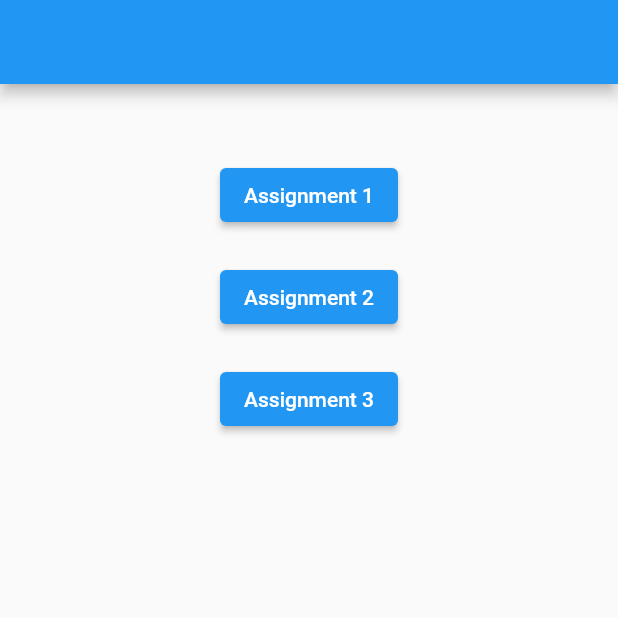
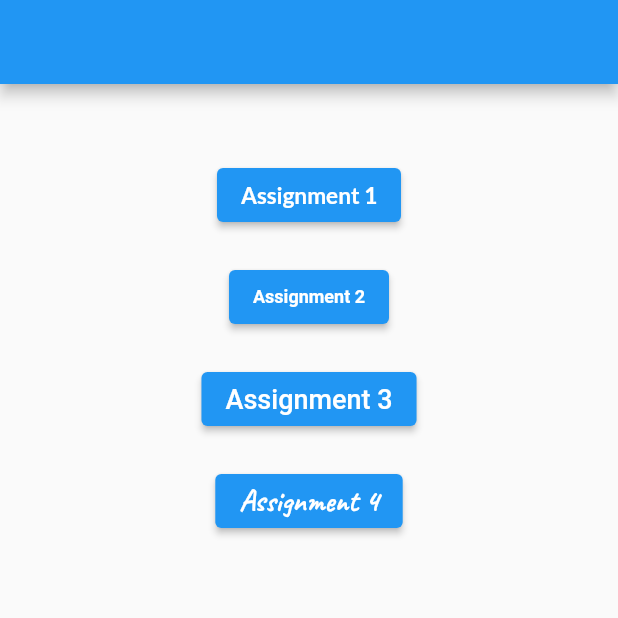
Before and after one commit to achaudhary591/Flutter_Animate, a Flutter app: the screen it shows after launch, on a phone screen of 412 x 824 dp, the top half of it. Run offline on Flutter 3.47's test engine with Material 2 defaults, Android fonts, the phone set to English and light mode, and no system bars; our stand-ins replace form_field_validator, google_fonts; Roboto replaces fonts that are missing (Anybody, Sevillana).

Commit message:
added fonts

```diff
--- a/lib/main.dart
+++ b/lib/main.dart
@@ -1,6 +1,7 @@
 import 'package:flutter/material.dart';
 import 'package:flutter/physics.dart';
 import 'package:form_field_validator/form_field_validator.dart';
+import 'package:google_fonts/google_fonts.dart';
 
 void main() {
   runApp(
@@ -27,7 +28,10 @@ class Page1 extends StatelessWidget {
               onPressed: () {
                 Navigator.of(context).push(_assignment1());
               },
-              child: const Text('Assignment 1'),
+              child:  Text(
+                  'Assignment 1',
+                  style: GoogleFonts.getFont('Lato' , fontSize: 15 , fontWeight: FontWeight.bold),
+              ),
             ),
           ),
           const SizedBox(
@@ -38,7 +42,10 @@ class Page1 extends StatelessWidget {
               onPressed: () {
                 Navigator.of(context).push(_assignment2());
               },
-              child: const Text('Assignment 2'),
+              child: Text(
+                  'Assignment 2',
+                  style: GoogleFonts.getFont('Anybody' , fontSize: 12 , fontWeight: FontWeight.bold),
+              ),
             ),
           ),
           const SizedBox(
@@ -49,7 +56,24 @@ class Page1 extends StatelessWidget {
               onPressed: () {
                 Navigator.of(context).push(_assignment3());
               },
-              child: const Text('Assignment 3'),
+              child:  Text(
+                  'Assignment 3',
+                  style: GoogleFonts.getFont('Sevillana' , fontSize: 18 ),
+              ),
+            ),
+          ),
+          const SizedBox(
+            height: 20,
+          ),
+          Center(
+            child: ElevatedButton(
+              onPressed: () {
+                Navigator.of(context).push(_assignment3());
+              },
+              child:  Text(
+                  'Assignment 4',
+                   style: GoogleFonts.getFont('Caveat' , fontSize: 20 , fontWeight: FontWeight.bold),
+              ),
             ),
           ),
         ],
--- a/pubspec.yaml
+++ b/pubspec.yaml
@@ -37,6 +37,7 @@ dependencies:
   # The following adds the Cupertino Icons font to your application.
   # Use with the CupertinoIcons class for iOS style icons.
   cupertino_icons: ^1.0.2
+  google_fonts: ^3.0.1
 
 dev_dependencies:
   flutter_test:
```
Also changed, not shown: pubspec.lock, 1 other file.
